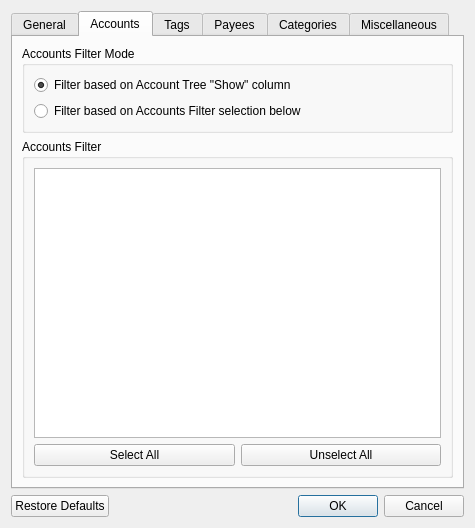
Qt form src/views/ui_files/forms/transaction_filter_form.ui (JakubFranek/Kapytal) before a commit.
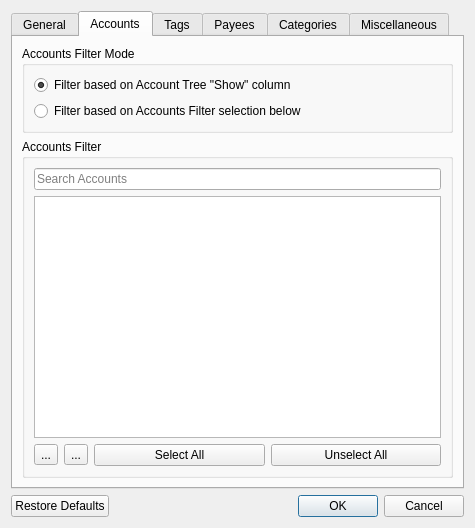
The same form after that commit. The open tabs and pages were chosen to show the change.

Commit message:
Add & implement Account Filter presenter and model
Optimize CashAmount.convert when value is zero.
Add Expand All, Collapse All buttons and a search bar to Account Filter
in TransactionFilterForm.

Diff of the .ui file:
```diff
--- a/src/views/ui_files/forms/transaction_filter_form.ui
+++ b/src/views/ui_files/forms/transaction_filter_form.ui
@@ -299,15 +299,42 @@
           <string>Accounts Filter</string>
          </property>
          <layout class="QVBoxLayout" name="verticalLayout_18">
+          <item>
+           <widget class="QLineEdit" name="accountsSearchLineEdit">
+            <property name="toolTip">
+             <string/>
+            </property>
+            <property name="placeholderText">
+             <string>Search Accounts</string>
+            </property>
+           </widget>
+          </item>
           <item>
            <widget class="QTreeView" name="accountsTreeView">
             <property name="enabled">
              <bool>true</bool>
             </property>
+            <property name="headerHidden">
+             <bool>true</bool>
+            </property>
            </widget>
           </item>
           <item>
            <layout class="QHBoxLayout" name="accountsFilterButtonHorizontalLayout">
+            <item>
+             <widget class="QToolButton" name="accountsFilterExpandAllToolButton">
+              <property name="text">
+               <string>...</string>
+              </property>
+             </widget>
+            </item>
+            <item>
+             <widget class="QToolButton" name="accountsFilterCollapseAllToolButton">
+              <property name="text">
+               <string>...</string>
+              </property>
+             </widget>
+            </item>
             <item>
              <widget class="QPushButton" name="accountsFilterSelectAllPushButton">
               <property name="text">
```
The commit also changes 11 other files.
